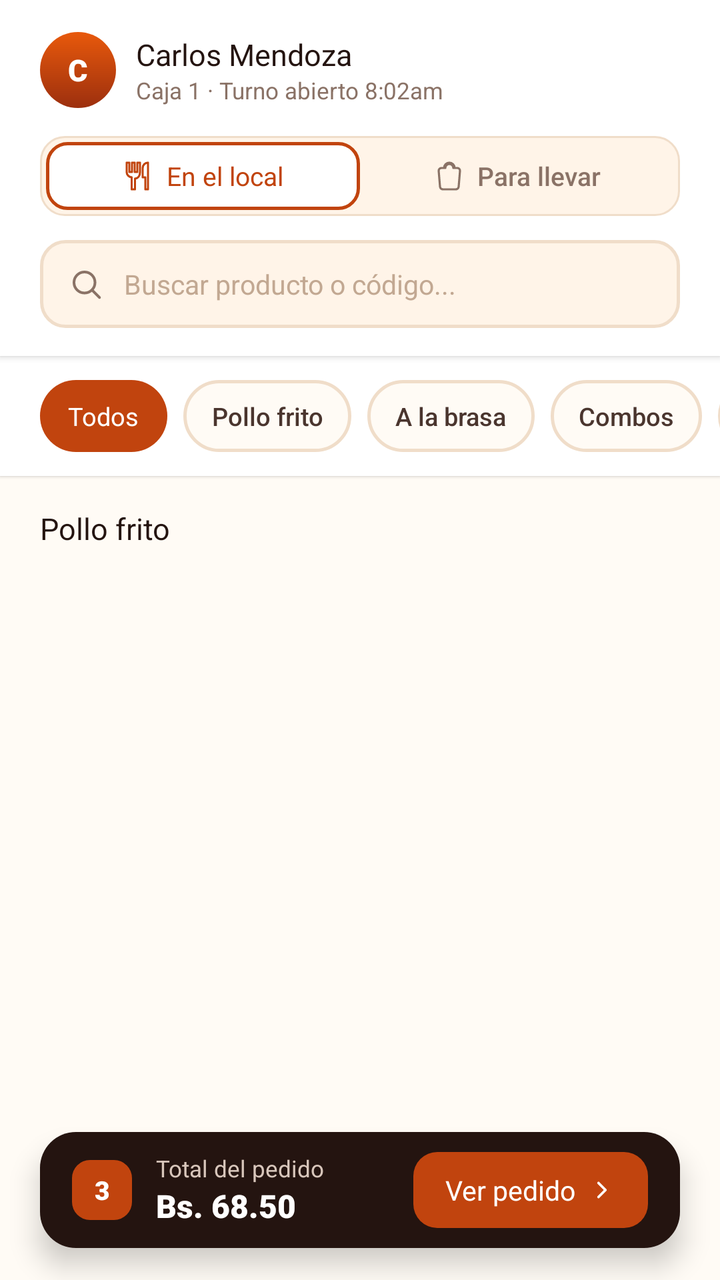
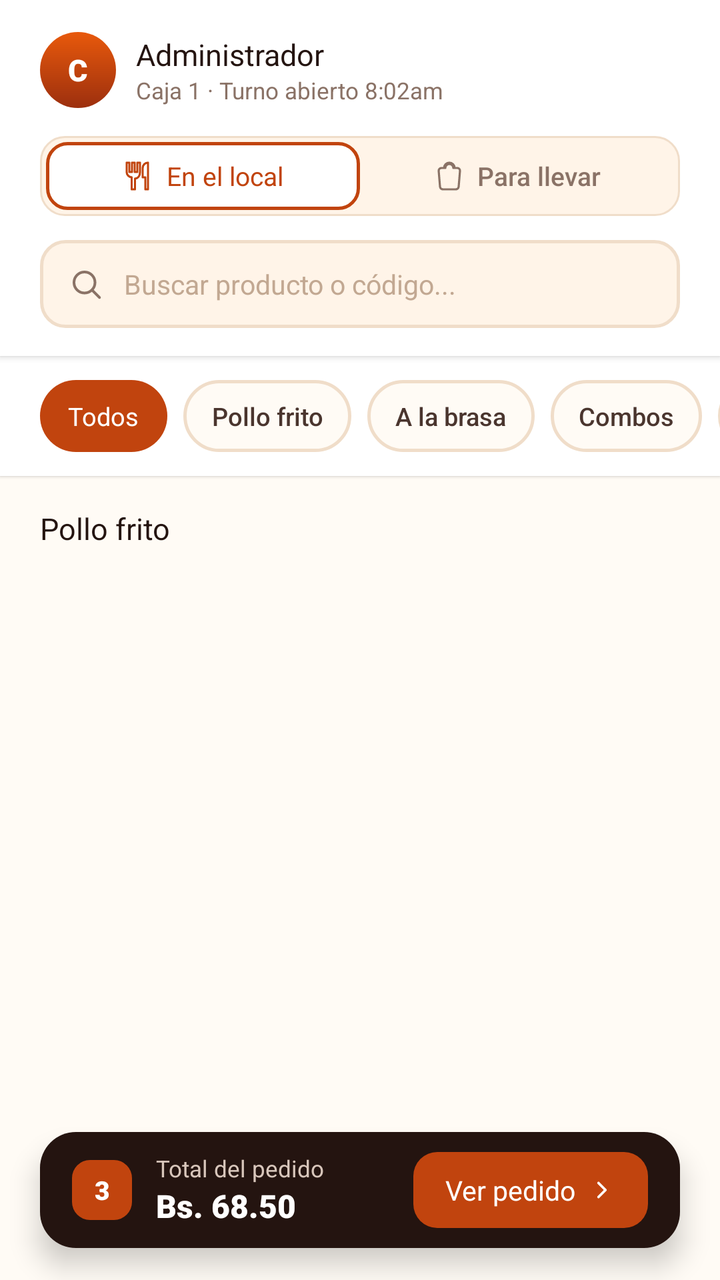

Before-and-after screenshots of an Android layout around one commit, followed by the original layout XML and the change that was made.
<!-- AndroidManifest.xml: application theme Theme.Pollogithub -->
<!-- res/layout/fragment_venta.xml -->
<?xml version="1.0" encoding="utf-8"?>
<androidx.constraintlayout.widget.ConstraintLayout xmlns:android="http://schemas.android.com/apk/res/android"
    xmlns:app="http://schemas.android.com/apk/res-auto"
    xmlns:tools="http://schemas.android.com/tools"
    android:layout_width="match_parent"
    android:layout_height="match_parent"
    android:background="@color/paper_50">

    
    <LinearLayout
        android:id="@+id/headerLayout"
        android:layout_width="match_parent"
        android:layout_height="wrap_content"
        android:background="@color/white"
        android:elevation="@dimen/elevation_low"
        android:orientation="vertical"
        android:paddingHorizontal="@dimen/header_padding_horizontal"
        android:paddingTop="@dimen/header_padding_top"
        android:paddingBottom="@dimen/header_padding_bottom"
        app:layout_constraintEnd_toEndOf="parent"
        app:layout_constraintStart_toStartOf="parent"
        app:layout_constraintTop_toTopOf="parent">

        <RelativeLayout
            android:layout_width="match_parent"
            android:layout_height="wrap_content"
            android:layout_marginBottom="@dimen/header_padding_bottom">

            <LinearLayout
                android:layout_width="wrap_content"
                android:layout_height="wrap_content"
                android:layout_alignParentStart="true"
                android:layout_centerVertical="true"
                android:gravity="center_vertical"
                android:orientation="horizontal">

                <TextView
                    android:id="@+id/tvAvatarHeader"
                    android:layout_width="@dimen/avatar_size_small"
                    android:layout_height="@dimen/avatar_size_small"
                    android:background="@drawable/bg_avatar_circle"
                    android:fontFamily="sans-serif-black"
                    android:gravity="center"
                    android:text="@string/user_initial_c"
                    android:textColor="@color/white"
                    android:textSize="15sp" />

                <LinearLayout
                    android:layout_width="wrap_content"
                    android:layout_height="wrap_content"
                    android:layout_marginStart="10dp"
                    android:orientation="vertical">

                    <TextView
                        android:id="@+id/tvCashierName"
                        style="@style/TextAppearance.Pollo.Title.Small"
                        android:layout_width="wrap_content"
                        android:layout_height="wrap_content"
                        android:text="Carlos Mendoza" />

                    <TextView
                        android:id="@+id/tvShiftInfo"
                        style="@style/TextAppearance.Pollo.Subtitle"
                        android:layout_width="wrap_content"
                        android:layout_height="wrap_content"
                        android:text="@string/shift_info" />
                </LinearLayout>
            </LinearLayout>
        </RelativeLayout>

        
        <LinearLayout
            android:id="@+id/layoutOrderModeSelector"
            android:layout_width="match_parent"
            android:layout_height="40dp"
            android:layout_marginBottom="@dimen/spacing_m"
            android:background="@drawable/bg_order_mode_container"
            android:orientation="horizontal"
            android:padding="3dp">

            <LinearLayout
                android:id="@+id/btnHeaderModeLocal"
                android:layout_width="0dp"
                android:layout_height="match_parent"
                android:layout_weight="1"
                android:background="@drawable/bg_order_mode_active"
                android:clickable="true"
                android:focusable="true"
                android:gravity="center"
                android:orientation="horizontal">

                <ImageView
                    android:id="@+id/ivHeaderIconLocal"
                    android:layout_width="16dp"
                    android:layout_height="16dp"
                    android:contentDescription="En el local"
                    android:src="@drawable/ic_dining_local"
                    app:tint="@color/ember_600" />

                <TextView
                    android:id="@+id/tvHeaderTextLocal"
                    android:layout_width="wrap_content"
                    android:layout_height="wrap_content"
                    android:layout_marginStart="6dp"
                    android:fontFamily="sans-serif-bold"
                    android:text="En el local"
                    android:textColor="@color/ember_600"
                    android:textSize="13sp" />
            </LinearLayout>

            <LinearLayout
                android:id="@+id/btnHeaderModeLlevar"
                android:layout_width="0dp"
                android:layout_height="match_parent"
                android:layout_weight="1"
                android:background="@android:color/transparent"
                android:clickable="true"
                android:focusable="true"
                android:gravity="center"
                android:orientation="horizontal">

                <ImageView
                    android:id="@+id/ivHeaderIconLlevar"
                    android:layout_width="16dp"
                    android:layout_height="16dp"
                    android:contentDescription="Para llevar"
                    android:src="@drawable/ic_takeaway_bag"
                    app:tint="@color/char_400" />

                <TextView
                    android:id="@+id/tvHeaderTextLlevar"
                    android:layout_width="wrap_content"
                    android:layout_height="wrap_content"
                    android:layout_marginStart="6dp"
                    android:fontFamily="sans-serif-medium"
                    android:text="Para llevar"
                    android:textColor="@color/char_400"
                    android:textSize="13sp" />
            </LinearLayout>
        </LinearLayout>

        <FrameLayout
            style="@style/Widget.Pollo.SearchContainer">

            <ImageView
                android:layout_width="18dp"
                android:layout_height="18dp"
                android:layout_gravity="center_vertical|start"
                android:layout_marginStart="@dimen/input_padding_horizontal"
                android:contentDescription="@string/search_hint"
                android:src="@drawable/ic_search" />

            <EditText
                android:id="@+id/etSearch"
                style="@style/Widget.Pollo.EditText"
                android:hint="@string/search_hint"
                android:imeOptions="actionSearch"
                android:importantForAutofill="no"
                android:inputType="text"
                android:paddingStart="42dp"
                android:paddingEnd="@dimen/input_padding_horizontal" />
        </FrameLayout>
    </LinearLayout>

    <HorizontalScrollView
        android:id="@+id/scrollCategories"
        android:layout_width="match_parent"
        android:layout_height="wrap_content"
        android:background="@color/white"
        android:clipToPadding="false"
        android:elevation="1dp"
        android:paddingHorizontal="@dimen/header_padding_horizontal"
        android:paddingVertical="@dimen/spacing_m"
        android:scrollbars="none"
        app:layout_constraintTop_toBottomOf="@id/headerLayout">

        <LinearLayout
            android:id="@+id/layoutChipsContainer"
            android:layout_width="wrap_content"
            android:layout_height="wrap_content"
            android:gravity="center_vertical"
            android:orientation="horizontal">

            <TextView
                android:id="@+id/chipTodos"
                style="@style/Widget.Pollo.Chip.Selected"
                android:layout_width="wrap_content"
                android:layout_height="wrap_content"
                android:layout_marginEnd="@dimen/spacing_s"
                android:clickable="true"
                android:focusable="true"
                android:text="Todos" />

            <TextView
                android:id="@+id/chipPolloFrito"
                style="@style/Widget.Pollo.Chip.Unselected"
                android:layout_width="wrap_content"
                android:layout_height="wrap_content"
                android:layout_marginEnd="@dimen/spacing_s"
                android:clickable="true"
                android:focusable="true"
                android:text="Pollo frito" />

            <TextView
                android:id="@+id/chipBrasa"
                style="@style/Widget.Pollo.Chip.Unselected"
                android:layout_width="wrap_content"
                android:layout_height="wrap_content"
                android:layout_marginEnd="@dimen/spacing_s"
                android:clickable="true"
                android:focusable="true"
                android:text="A la brasa" />

            <TextView
                android:id="@+id/chipCombos"
                style="@style/Widget.Pollo.Chip.Unselected"
                android:layout_width="wrap_content"
                android:layout_height="wrap_content"
                android:layout_marginEnd="@dimen/spacing_s"
                android:clickable="true"
                android:focusable="true"
                android:text="Combos" />

            <TextView
                android:id="@+id/chipAcompanamientos"
                style="@style/Widget.Pollo.Chip.Unselected"
                android:layout_width="wrap_content"
                android:layout_height="wrap_content"
                android:layout_marginEnd="@dimen/spacing_s"
                android:clickable="true"
                android:focusable="true"
                android:text="Acompañamientos" />

            <TextView
                android:id="@+id/chipBebidas"
                style="@style/Widget.Pollo.Chip.Unselected"
                android:layout_width="wrap_content"
                android:layout_height="wrap_content"
                android:clickable="true"
                android:focusable="true"
                android:text="Bebidas" />
        </LinearLayout>
    </HorizontalScrollView>

    <androidx.core.widget.NestedScrollView
        android:layout_width="match_parent"
        android:layout_height="0dp"
        android:clipToPadding="false"
        android:paddingBottom="80dp"
        app:layout_constraintBottom_toBottomOf="parent"
        app:layout_constraintTop_toBottomOf="@id/scrollCategories">

        <LinearLayout
            android:layout_width="match_parent"
            android:layout_height="wrap_content"
            android:orientation="vertical"
            android:paddingHorizontal="@dimen/card_padding_standard"
            android:paddingTop="@dimen/spacing_l">

            <TextView
                android:id="@+id/tvSectionTitle"
                style="@style/TextAppearance.Pollo.Title.Small"
                android:layout_width="wrap_content"
                android:layout_height="wrap_content"
                android:layout_marginStart="6dp"
                android:layout_marginBottom="10dp"
                android:text="@string/section_title_fried" />

            <androidx.recyclerview.widget.RecyclerView
                android:id="@+id/rvProducts"
                android:layout_width="match_parent"
                android:layout_height="wrap_content"
                android:nestedScrollingEnabled="false"
                tools:itemCount="6"
                tools:listitem="@layout/item_product_card" />
        </LinearLayout>
    </androidx.core.widget.NestedScrollView>

    
    <androidx.constraintlayout.widget.ConstraintLayout
        android:id="@+id/cartBar"
        style="@style/Widget.Pollo.CartBar"
        android:layout_marginHorizontal="@dimen/header_padding_horizontal"
        android:layout_marginBottom="@dimen/spacing_l"
        app:layout_constraintBottom_toBottomOf="parent"
        app:layout_constraintEnd_toEndOf="parent"
        app:layout_constraintStart_toStartOf="parent">

        <LinearLayout
            android:layout_width="wrap_content"
            android:layout_height="wrap_content"
            android:gravity="center_vertical"
            android:orientation="horizontal"
            app:layout_constraintBottom_toBottomOf="parent"
            app:layout_constraintStart_toStartOf="parent"
            app:layout_constraintTop_toTopOf="parent">

            <TextView
                android:id="@+id/tvCartCount"
                android:layout_width="30dp"
                android:layout_height="30dp"
                android:background="@drawable/bg_cart_count"
                android:fontFamily="sans-serif-black"
                android:gravity="center"
                android:text="3"
                android:textColor="@color/white"
                android:textSize="13sp" />

            <LinearLayout
                android:layout_width="wrap_content"
                android:layout_height="wrap_content"
                android:layout_marginStart="@dimen/spacing_m"
                android:orientation="vertical">

                <TextView
                    style="@style/TextAppearance.Pollo.Caption"
                    android:layout_width="wrap_content"
                    android:layout_height="wrap_content"
                    android:text="@string/cart_total_label"
                    android:textColor="@color/cart_label" />

                <TextView
                    android:id="@+id/tvCartTotal"
                    style="@style/TextAppearance.Pollo.Price"
                    android:layout_width="wrap_content"
                    android:layout_height="wrap_content"
                    android:text="Bs. 68.50"
                    android:textColor="@color/white" />
            </LinearLayout>
        </LinearLayout>

        <LinearLayout
            android:id="@+id/btnViewOrder"
            android:layout_width="wrap_content"
            android:layout_height="@dimen/btn_height_small"
            android:background="@drawable/bg_cart_cta"
            android:clickable="true"
            android:focusable="true"
            android:gravity="center"
            android:orientation="horizontal"
            android:paddingHorizontal="@dimen/spacing_l"
            app:layout_constraintBottom_toBottomOf="parent"
            app:layout_constraintEnd_toEndOf="parent"
            app:layout_constraintTop_toTopOf="parent">

            <TextView
                android:layout_width="wrap_content"
                android:layout_height="wrap_content"
                android:fontFamily="sans-serif-bold"
                android:text="@string/cart_view_order"
                android:textColor="@color/white"
                android:textSize="@dimen/text_size_body" />

            <ImageView
                android:layout_width="14dp"
                android:layout_height="14dp"
                android:layout_marginStart="6dp"
                android:contentDescription="@string/cart_view_order"
                android:src="@drawable/ic_chevron_right" />
        </LinearLayout>
    </androidx.constraintlayout.widget.ConstraintLayout>

</androidx.constraintlayout.widget.ConstraintLayout>
<!-- res/layout/item_product_card.xml (included above) -->
<?xml version="1.0" encoding="utf-8"?>
<androidx.constraintlayout.widget.ConstraintLayout xmlns:android="http://schemas.android.com/apk/res/android"
    xmlns:app="http://schemas.android.com/apk/res-auto"
    xmlns:tools="http://schemas.android.com/tools"
    android:id="@+id/cardProduct"
    style="@style/Widget.Pollo.Card.Product"
    android:layout_width="match_parent"
    android:layout_height="wrap_content"
    android:layout_margin="6dp">

    
    <androidx.cardview.widget.CardView
        android:id="@+id/cardThumb"
        android:layout_width="0dp"
        android:layout_height="80dp"
        app:cardCornerRadius="10dp"
        app:cardElevation="0dp"
        app:cardBackgroundColor="@android:color/transparent"
        app:layout_constraintEnd_toEndOf="parent"
        app:layout_constraintStart_toStartOf="parent"
        app:layout_constraintTop_toTopOf="parent">

        <FrameLayout
            android:id="@+id/frameThumb"
            android:layout_width="match_parent"
            android:layout_height="match_parent"
            android:background="@drawable/bg_thumb_fried">

            <ImageView
                android:id="@+id/ivProductImage"
                android:layout_width="match_parent"
                android:layout_height="match_parent"
                android:scaleType="centerCrop"
                android:visibility="gone" />

            <TextView
                android:id="@+id/tvEmoji"
                android:layout_width="wrap_content"
                android:layout_height="wrap_content"
                android:layout_gravity="center"
                android:text="🍗"
                android:textSize="30sp" />
        </FrameLayout>
    </androidx.cardview.widget.CardView>

    
    <TextView
        android:id="@+id/tvAgotadoTag"
        android:textAppearance="@style/TextAppearance.Pollo.Badge"
        android:layout_width="wrap_content"
        android:layout_height="wrap_content"
        android:layout_marginStart="6dp"
        android:layout_marginTop="6dp"
        android:background="@drawable/bg_badge_agotado"
        android:paddingHorizontal="8dp"
        android:paddingVertical="3dp"
        android:text="@string/tag_agotado"
        android:visibility="gone"
        app:layout_constraintStart_toStartOf="@id/cardThumb"
        app:layout_constraintTop_toTopOf="@id/cardThumb"
        tools:visibility="visible" />

    
    <TextView
        android:id="@+id/tvBadgeQty"
        android:textAppearance="@style/TextAppearance.Pollo.Badge"
        android:layout_width="24dp"
        android:layout_height="24dp"
        android:background="@drawable/bg_badge_qty"
        android:gravity="center"
        android:text="2"
        android:translationX="6dp"
        android:translationY="-6dp"
        android:visibility="gone"
        app:layout_constraintEnd_toEndOf="parent"
        app:layout_constraintTop_toTopOf="parent"
        tools:visibility="visible" />

    
    <TextView
        android:id="@+id/tvProductName"
        android:textAppearance="@style/TextAppearance.Pollo.Title.Small"
        android:layout_width="0dp"
        android:layout_height="wrap_content"
        android:layout_marginTop="10dp"
        android:ellipsize="end"
        android:maxLines="1"
        android:text="Presa individual"
        app:layout_constraintEnd_toEndOf="parent"
        app:layout_constraintStart_toStartOf="parent"
        app:layout_constraintTop_toBottomOf="@id/cardThumb" />

    
    <TextView
        android:id="@+id/tvProductDesc"
        android:textAppearance="@style/TextAppearance.Pollo.Subtitle.Muted"
        android:layout_width="0dp"
        android:layout_height="wrap_content"
        android:layout_marginTop="2dp"
        android:ellipsize="end"
        android:maxLines="1"
        android:text="Pierna o pechuga"
        app:layout_constraintEnd_toEndOf="parent"
        app:layout_constraintStart_toStartOf="parent"
        app:layout_constraintTop_toBottomOf="@id/tvProductName" />

    
    <TextView
        android:id="@+id/tvProductPrice"
        android:textAppearance="@style/TextAppearance.Pollo.Price.Small"
        android:layout_width="0dp"
        android:layout_height="wrap_content"
        android:layout_marginTop="12dp"
        android:text="Bs. 8.50"
        android:maxLines="1"
        android:ellipsize="end"
        app:layout_constraintBottom_toBottomOf="parent"
        app:layout_constraintEnd_toStartOf="@id/layoutProductActions"
        app:layout_constraintStart_toStartOf="parent"
        app:layout_constraintTop_toBottomOf="@id/tvProductDesc" />

    <LinearLayout
        android:id="@+id/layoutProductActions"
        android:layout_width="wrap_content"
        android:layout_height="wrap_content"
        android:orientation="horizontal"
        android:gravity="center_vertical"
        app:layout_constraintBottom_toBottomOf="@id/tvProductPrice"
        app:layout_constraintEnd_toEndOf="parent"
        app:layout_constraintTop_toTopOf="@id/tvProductPrice">

        <androidx.appcompat.widget.AppCompatButton
            android:id="@+id/btnMinus"
            style="@style/Widget.Pollo.Button.Stepper.Minus"
            android:layout_marginEnd="6dp"
            android:text="−" />

        <androidx.appcompat.widget.AppCompatButton
            android:id="@+id/btnAdd"
            style="@style/Widget.Pollo.Button.Stepper.Add"
            android:text="+" />
    </LinearLayout>

</androidx.constraintlayout.widget.ConstraintLayout>
<!-- resources referenced by this layout -->
<resources>
  <color name="cart_label">#D8C6BB</color>
  <color name="char_400">#8A7266</color>
  <color name="ember_600">#C1440E</color>
  <color name="paper_50">#FFFBF5</color>
  <color name="white">#FFFFFFFF</color>
  <dimen name="avatar_size_small">38dp</dimen>
  <dimen name="btn_height_small">38dp</dimen>
  <dimen name="card_padding_standard">14dp</dimen>
  <dimen name="elevation_low">2dp</dimen>
  <dimen name="header_padding_bottom">14dp</dimen>
  <dimen name="header_padding_horizontal">20dp</dimen>
  <dimen name="header_padding_top">16dp</dimen>
  <dimen name="input_padding_horizontal">14dp</dimen>
  <dimen name="spacing_l">16dp</dimen>
  <dimen name="spacing_m">12dp</dimen>
  <dimen name="spacing_s">8dp</dimen>
  <dimen name="text_size_body">13.5sp</dimen>
  <!-- drawable bg_cart_count (drawable) -->
  <?xml version="1.0" encoding="utf-8"?>
  <shape xmlns:android="http://schemas.android.com/apk/res/android"
      android:shape="rectangle">
      <solid android:color="@color/ember_600" />
      <corners android:radius="9dp" />
  </shape>
  <string name="cart_total_label">Total del pedido</string>
  <string name="cart_view_order">Ver pedido</string>
  <string name="search_hint">Buscar producto o código...</string>
  <string name="section_title_fried">Pollo frito</string>
  <string name="shift_info">Caja 1 · Turno abierto 8:02am</string>
  <string name="tag_agotado">Agotado</string>
  <string name="user_initial_c">C</string>
  <style name="TextAppearance.Pollo.Price.Small" parent="TextAppearance.Pollo.Price">
          <item name="android:textColor">@color/ember_700</item>
          <item name="android:textSize">@dimen/text_size_price_small</item>
      </style>
  <style name="TextAppearance.Pollo.Subtitle.Muted" parent="TextAppearance.Pollo.Subtitle">
          <item name="android:textSize">11sp</item>
      </style>
  <style name="Widget.Pollo.Card.Product" parent="Widget.Pollo.Card">
          <item name="android:background">@drawable/bg_product_card</item>
          <item name="android:padding">@dimen/card_padding_product</item>
      </style>
  <style name="Theme.Pollogithub" parent="Base.Theme.Pollogithub" />
  <color name="ember_500">#E8590C</color>
  <color name="ember_700">#9C2F0E</color>
  <color name="char_900">#241410</color>
  <color name="paper_100">#FFF4E8</color>
  <color name="line_color">#F0DDC9</color>
  <color name="thumb_fried_start">#FFE4D1</color>
  <color name="thumb_fried_end">#FFD0A8</color>
  <style name="TextAppearance.Pollo" parent="android:TextAppearance" />
  <dimen name="text_size_badge">10.5sp</dimen>
  <color name="placeholder_text">#C2A892</color>
  <dimen name="text_size_caption">11.5sp</dimen>
  <dimen name="text_size_price_medium">16sp</dimen>
  <dimen name="text_size_price_small">14sp</dimen>
  <style name="TextAppearance.Pollo.Title" parent="TextAppearance.Pollo" />
  <dimen name="text_size_title_small">15sp</dimen>
  <style name="Widget.Pollo.Button" parent="Widget.AppCompat.Button" />
  <dimen name="btn_stepper_size">32dp</dimen>
  <style name="Widget.Pollo.Card" parent="" />
  <dimen name="card_padding_product">12dp</dimen>
  <style name="Widget.Pollo" parent="" />
  <dimen name="bottom_nav_height">58dp</dimen>
  <!-- drawable bg_cart_bar (drawable) -->
  <?xml version="1.0" encoding="utf-8"?>
  <shape xmlns:android="http://schemas.android.com/apk/res/android"
      android:shape="rectangle">
      <solid android:color="@color/char_900" />
      <corners android:radius="18dp" />
  </shape>
  <dimen name="elevation_high">8dp</dimen>
  <dimen name="card_margin_horizontal">16dp</dimen>
  <style name="Widget.Pollo.Chip" parent="" />
  <dimen name="text_size_label">12.5sp</dimen>
  <dimen name="btn_height_compact">36dp</dimen>
  <color name="char_700">#4A352E</color>
  <dimen name="input_height_compact">44dp</dimen>
  <color name="ember_100">#FFE4D1</color>
  <!-- unchanged entries left out for length: 30 -->
</resources>

<!-- the commit's change to res/layout/fragment_venta.xml (unified diff, before → after) -->
@@ -56,7 +56,7 @@
                         style="@style/TextAppearance.Pollo.Title.Small"
                         android:layout_width="wrap_content"
                         android:layout_height="wrap_content"
-                        android:text="Carlos Mendoza" />
+                        android:text="Administrador" />
 
                     <TextView
                         android:id="@+id/tvShiftInfo"
@@ -140,7 +140,9 @@
         </LinearLayout>
 
         <FrameLayout
-            style="@style/Widget.Pollo.SearchContainer">
+            style="@style/Widget.Pollo.SearchContainer"
+            android:layout_width="match_parent"
+            android:layout_height="@dimen/input_height_compact">
 
             <ImageView
                 android:layout_width="18dp"
@@ -153,6 +155,8 @@
             <EditText
                 android:id="@+id/etSearch"
                 style="@style/Widget.Pollo.EditText"
+                android:layout_width="match_parent"
+                android:layout_height="match_parent"
                 android:hint="@string/search_hint"
                 android:imeOptions="actionSearch"
                 android:importantForAutofill="no"
@@ -280,6 +284,8 @@
     <androidx.constraintlayout.widget.ConstraintLayout
         android:id="@+id/cartBar"
         style="@style/Widget.Pollo.CartBar"
+        android:layout_width="0dp"
+        android:layout_height="@dimen/bottom_nav_height"
         android:layout_marginHorizontal="@dimen/header_padding_horizontal"
         android:layout_marginBottom="@dimen/spacing_l"
         app:layout_constraintBottom_toBottomOf="parent"
@@ -496,12 +502,16 @@
         <androidx.appcompat.widget.AppCompatButton
             android:id="@+id/btnMinus"
             style="@style/Widget.Pollo.Button.Stepper.Minus"
+            android:layout_width="@dimen/btn_stepper_size"
+            android:layout_height="@dimen/btn_stepper_size"
             android:layout_marginEnd="6dp"
             android:text="−" />
 
         <androidx.appcompat.widget.AppCompatButton
             android:id="@+id/btnAdd"
             style="@style/Widget.Pollo.Button.Stepper.Add"
+            android:layout_width="@dimen/btn_stepper_size"
+            android:layout_height="@dimen/btn_stepper_size"
             android:text="+" />
     </LinearLayout>
 
